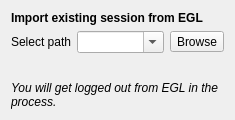
Above: rare/ui/components/dialogs/login/import_login.ui from RareDevs/Rare before the change. Below: the same form after it.
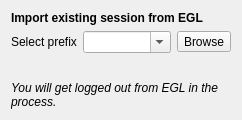
That is the form after the change.

What changed in the file:
```diff
--- a/rare/ui/components/dialogs/login/import_login.ui
+++ b/rare/ui/components/dialogs/login/import_login.ui
@@ -6,7 +6,7 @@
    <rect>
     <x>0</x>
     <y>0</y>
-    <width>235</width>
+    <width>242</width>
     <height>120</height>
    </rect>
   </property>
@@ -20,7 +20,7 @@
    <item row="1" column="0">
     <widget class="QLabel" name="prefix_label">
      <property name="text">
-      <string>Select path</string>
+      <string>Select prefix</string>
      </property>
     </widget>
    </item>
```
